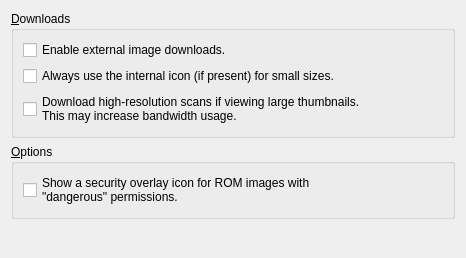
The window that src/kde/config/OptionsTab.ui (GerbilSoft/rom-properties) describes before a commit, drawn with Qt 5.
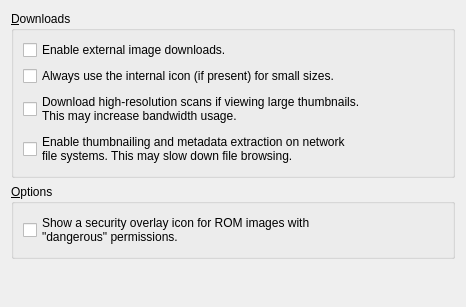
The same window after the commit.

Commit message: Added a UI setting in rp-config for enableThumbnailOnNetworkFS.

The edit to the form file:
```diff
--- a/src/kde/config/OptionsTab.ui
+++ b/src/kde/config/OptionsTab.ui
@@ -7,7 +7,7 @@
     <x>0</x>
     <y>0</y>
     <width>466</width>
-    <height>258</height>
+    <height>307</height>
    </rect>
   </property>
   <layout class="QVBoxLayout" name="vboxMain">
@@ -39,6 +39,14 @@
         </property>
        </widget>
       </item>
+      <item>
+       <widget class="QCheckBox" name="chkEnableThumbnailOnNetworkFS">
+        <property name="text">
+         <string>Enable thumbnailing and metadata extraction on network
+file systems. This may slow down file browsing.</string>
+        </property>
+       </widget>
+      </item>
      </layout>
     </widget>
    </item>
```
Left out of the diff: 28 changed lines with no effect on the pictures. The commit also changes 5 other files.
